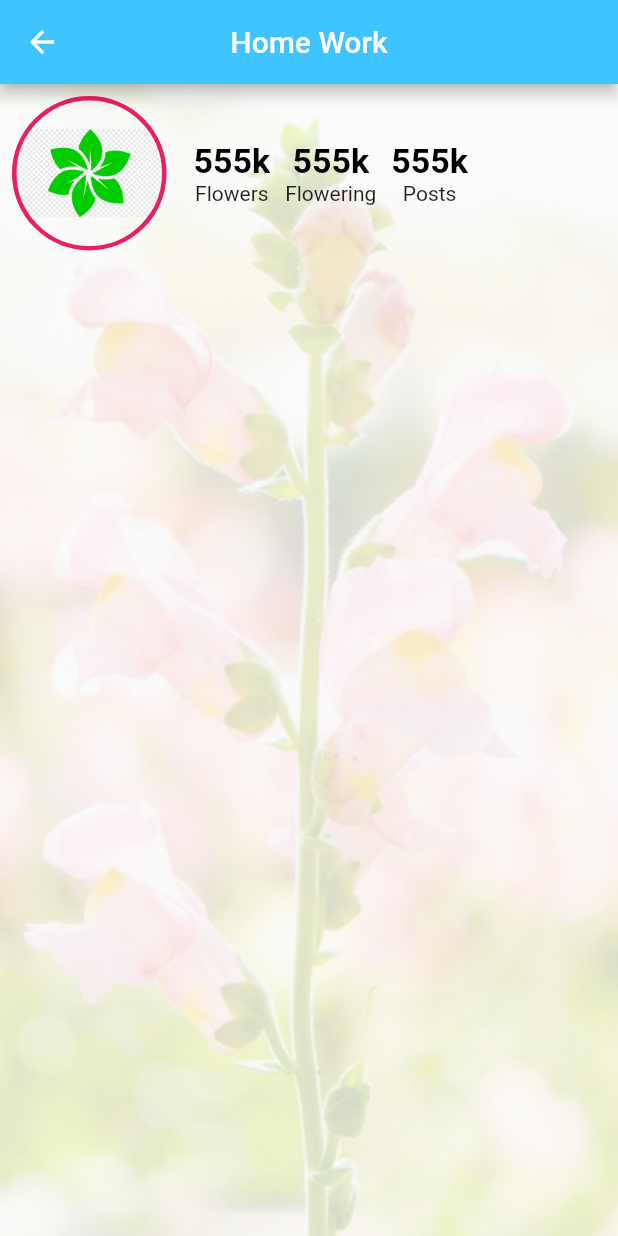
After one commit to ttcapp/demo_mm, a Flutter app: the HomeWork screen opened directly, on a phone screen of 412 x 824 dp. The commit adds this screen. Run offline on Flutter 3.47's test engine with Material 2 defaults, Android fonts, the phone set to English and light mode, and no system bars; missing offline and left inert: slide_drawer; network calls fail.

Commit message:
demo mm 2.11.21

```diff
--- /dev/null
+++ b/lib/home_work.dart
@@ -0,0 +1,110 @@
+import 'package:flutter/material.dart';
+
+class HomeWork extends StatefulWidget {
+  const HomeWork({Key? key}) : super(key: key);
+
+  @override
+  _HomeWorkState createState() => _HomeWorkState();
+}
+
+class _HomeWorkState extends State<HomeWork> {
+  @override
+  Widget build(BuildContext context) {
+
+
+    double height=MediaQuery.of(context).size.height;
+    double width=MediaQuery.of(context).size.width;
+
+
+    return Scaffold(
+      appBar: AppBar(
+        centerTitle: true,
+        backgroundColor: Colors.lightBlueAccent,
+        title: Text("Home Work"),
+      ),
+      body: Container(
+        decoration: BoxDecoration(
+          image: DecorationImage(
+            image: AssetImage("assets/image/images2.jpg"),
+            fit: BoxFit.cover, colorFilter: ColorFilter.mode(Colors.black.withOpacity(0.2),
+              BlendMode.dstATop)
+          )
+        ),
+        child: Column(
+          children: [
+            Row(
+              children: [
+                Padding(
+                  padding: const EdgeInsets.all(8.0),
+                  child: Container(
+                    height: width*0.25,
+                    width: width*0.25,
+                    decoration: BoxDecoration(
+                      border: Border.all(width: 3, color: Colors.pink,
+                      ),
+                      borderRadius: BorderRadius.circular(160),
+                      image: DecorationImage(
+                        image: AssetImage("assets/image/c.png"),
+                      ),
+                    ),
+                  ),
+                ),
+                SizedBox(
+                  height: 10,
+                  width: 10,
+                ),
+                Column(
+                  children: [
+                    Row(
+                      mainAxisAlignment: MainAxisAlignment.spaceAround,
+                      children: [
+                        Column(
+                          children: [
+                            Text("555k" , style: TextStyle(
+                              fontWeight: FontWeight.bold,
+                              fontSize: width*0.055,
+                              color: Colors.black
+                            ),),
+                            Text("Flowers"),
+                          ],
+                        ),
+                        SizedBox(
+                          height: 10,
+                          width: 10,
+                        ),
+                        Column(
+                          children: [
+                            Text("555k" , style: TextStyle(
+                                fontWeight: FontWeight.bold,
+                                fontSize: width*0.055,
+                                color: Colors.black
+                            ),),
+                            Text("Flowering"),
+                          ],
+                        ),
+                        SizedBox(
+                          height: 10,
+                          width: 10,
+                        ),
+                        Column(
+                          children: [
+                            Text("555k" , style: TextStyle(
+                                fontWeight: FontWeight.bold,
+                                fontSize: width*0.055,
+                                color: Colors.black
+                            ),),
+                            Text("Posts"),
+                          ],
+                        ),
+                      ],
+                    ),
+                  ],
+                ),
+              ],
+            )
+          ],
+        ),
+      ),
+    );
+  }
+}
--- a/lib/main.dart
+++ b/lib/main.dart
@@ -1,5 +1,6 @@
 import 'dart:math';
 
+import 'package:demomm/home_work.dart';
 import 'package:demomm/my_home_page.dart';
 import 'package:demomm/second_page.dart';
 import 'package:demomm/third_page.dart';
@@ -24,7 +25,11 @@ class MyApp extends StatelessWidget {
         rotateAngle: pi/42,
         offsetFromRight: 80,
         items: [
-          MenuItem('Home', onTap: (){},icon: Icons.input),
+          MenuItem('Home', onTap: (){
+            navigatorKey.currentState!.push(
+              MaterialPageRoute(builder: (context)=>HomeWork())
+            );
+          },icon: Icons.input),
           MenuItem('Project', onTap: (){
             navigatorKey.currentState!.push(
               MaterialPageRoute(builder: (context)=>SecondPage())
--- a/lib/third_page.dart
+++ b/lib/third_page.dart
@@ -1,5 +1,5 @@
-import 'dart:html';
-
+import 'package:demomm/home_work.dart';
+import 'package:demomm/my_home_page.dart';
 import 'package:flutter/material.dart';
 
 class ThirdPage extends StatefulWidget {
@@ -8,7 +8,8 @@ class ThirdPage extends StatefulWidget {
   @override
   _ThirdPageState createState() => _ThirdPageState();
 }
-
+String _email= "ab.mominbd@gmail.com";
+String _password= "66646gml";
 final _formKey= GlobalKey<FormFieldState>();
 TextEditingController emailController= TextEditingController();
 TextEditingController passwordCotroller= TextEditingController();
@@ -41,6 +42,15 @@ class _ThirdPageState extends State<ThirdPage> {
             children: [
               Text("Log In", style: TextStyle(fontSize: 25, fontWeight: FontWeight.bold),),
               TextFormField(
+                controller: emailController,
+                validator: (text){
+                  if(text == null || text.isEmpty){
+                    return "Email is empty";
+                  }
+                  else if(text != _email){
+                    return "icuorrect Email";
+                  }
+                },
                 decoration: InputDecoration(
                   hintText: "Enter Your Email",
                   hintStyle: TextStyle(color: Colors.grey),
@@ -58,6 +68,18 @@ class _ThirdPageState extends State<ThirdPage> {
                 width: 30,
               ),
               TextFormField(
+                controller: passwordCotroller,
+                validator: (text){
+                  if(text == null || text.isEmpty){
+                    return "Password is Empty";
+                  }
+                  else if(text.length <=6){
+                    return "Password should be asleast 6 character";
+                  }
+                  else if(text   != _password){
+                    return " Password";
+                  }
+                },
                 obscureText: passVisi,
                 decoration: InputDecoration(
                   hintText: "Enter Your Password",
@@ -85,6 +107,12 @@ class _ThirdPageState extends State<ThirdPage> {
                       primary: Colors.blue
                   ),
                   onPressed: (){
+                    if(emailController.text == _email){
+                      if(passwordCotroller.text == _password){
+                        Navigator.push(context, MaterialPageRoute(builder: (context)
+                        =>HomeWork()));
+                      }
+                    }
                   },
                   child: Text("Log In", style: TextStyle(fontSize: 20),)
               ),
```
